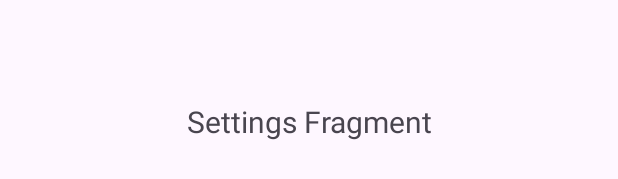
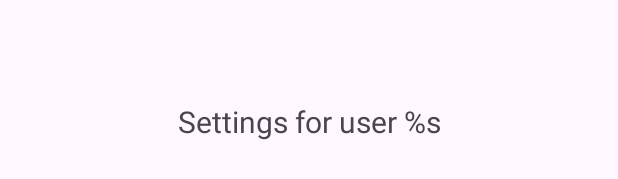
Before and after one commit to fbrace3/FreakuencyGuitarTuner, an Android app: the layout fragment_setting.xml on its own in the app's theme, with its tools: preview values and no code run, on a phone screen of 412 x 824 dp. Shown: the part 497-676 px from the top of the screen. Run offline under Robolectric (Android 15) with nearby library versions, the light colour scheme and no system bars.

```diff
--- a/app/src/main/res/layout/fragment_setting.xml
+++ b/app/src/main/res/layout/fragment_setting.xml
@@ -5,6 +5,7 @@
     android:layout_width="match_parent"
     android:layout_height="match_parent">
     <TextView
+        android:id="@+id/setting_text"
         android:layout_width="match_parent"
         android:layout_height="wrap_content"
         android:layout_margin="8dp"
--- a/app/src/main/res/navigation/mobile_navigation.xml
+++ b/app/src/main/res/navigation/mobile_navigation.xml
@@ -57,7 +57,11 @@
         android:id="@+id/nav_settings"
         android:name="edu.msudenver.cs3013.project01.SettingFragment"
         android:label="@string/settings"
-        tools:layout="@layout/fragment_setting" />
+        tools:layout="@layout/fragment_setting" >
+        <argument
+            android:name="username"
+            app:argType="string" />
+    </fragment>
 
     <fragment
         android:id="@+id/nav_standard_tuner"
--- a/app/src/main/res/values/strings.xml
+++ b/app/src/main/res/values/strings.xml
@@ -8,7 +8,7 @@
     <string name="favorites">Favorites</string>
     <string name="bin">Bin</string>
     <string name="home_fragment">Home Fragment</string>
-    <string name="settings_fragment">Settings Fragment</string>
+    <string name="settings_fragment">Settings for user %s</string>
     <string name="content_fragment">Content Fragment</string>
     <string name="archive_fragment">Archive Fragment</string>
     <string name="recent_fragment">Recent Fragment</string>
@@ -26,7 +26,7 @@
 
 
     <string name="header_text">Please enter your username and password below to login:</string>
-    <string name="welcome_text">Welcome to Freakuency Tuner \'%s\' we are excited to have you here!</string>
+    <string name="welcome_text">Welcome to Freakuency Tuner \%s\! Take a look around.</string>
     <string name="login_form_entry_error">Please fill in both username and password fields!</string>
     <string name="login_error">Either your user name or password is not recognised! Please try again.</string>
     <string name="username_label">Enter your username:</string>
```
Also changed, not shown: app/src/main/java/edu/msudenver/cs3013/project01/MainActivity.kt (+13 -0 lines), app/src/main/java/edu/msudenver/cs3013/project01/SettingFragment.kt (+10 -1 lines).
